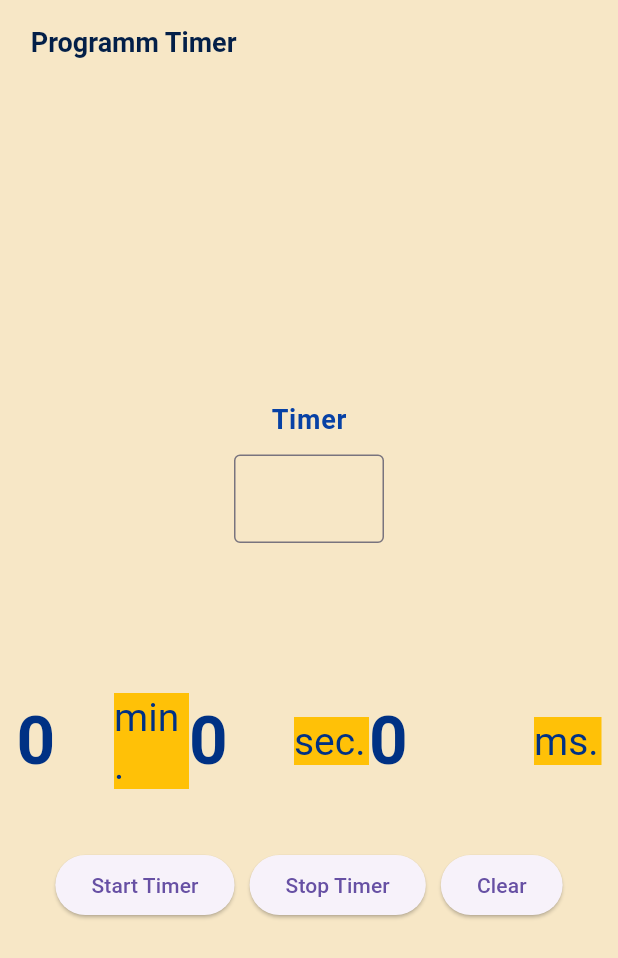
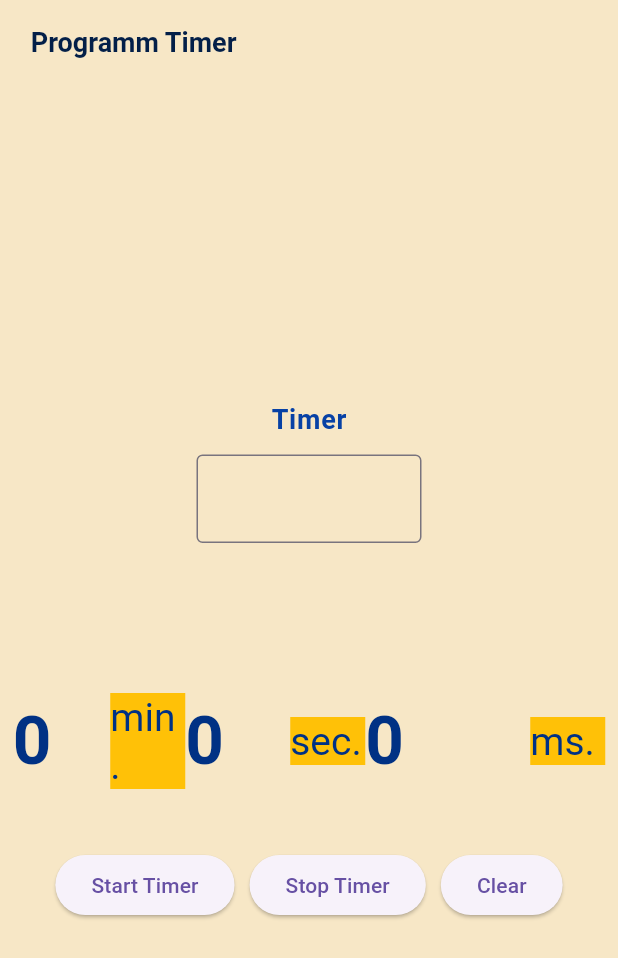
Before and after one commit to komvik/timer_app, a Flutter app: the screen it shows after launch, on a phone screen of 412 x 824 dp. Shown: the top 958 px of the screen. Run offline on Flutter 3.47's test engine with Material 3 defaults, Android fonts, the phone set to English and light mode, and no system bars.

```diff
--- a/lib/feature/screen/general_screen_timer.dart
+++ b/lib/feature/screen/general_screen_timer.dart
@@ -1,4 +1,5 @@
 import 'package:flutter/material.dart';
+import 'package:timer_app/feature/widget/lettering_widget.dart';
 
 class GeneralScreenTimer extends StatefulWidget {
   const GeneralScreenTimer({
@@ -27,6 +28,7 @@ class _GeneralScreenTimerState extends State<GeneralScreenTimer> {
   List<int> _iTimer = [0, 0, 0];
   bool counterStart = true;
 
+// FUTURE ___________________________ runCounter
   void runCounter(int iCounter) async {
     while (counterStart == true) {
       await Future.delayed(const Duration(milliseconds: 1), () => iCounter++);
@@ -45,6 +47,35 @@ class _GeneralScreenTimerState extends State<GeneralScreenTimer> {
           _iTimer[0] = _iMilisec;
           _iTimer[1] = _iSec;
           _iTimer[2] = _iMin;
+        });
+      }
+    }
+  }
+
+// FUTURE ___________________________ runCountDown
+  void runCountdown(int iCounter) async {
+    while (counterStart == true && iCounter >= 0) {
+      if (iCounter <= 0) {
+        counterStart = false;
+        clearCountDown();
+        //  print("STOPP");
+        break;
+      }
+      // print("COUNTER: $iCounter");
+      await Future.delayed(const Duration(milliseconds: 1));
+      iCounter--;
+      decrimentCountDown = iCounter;
+      int miilisekundenRest = iCounter % 1000;
+      int sekundenRest = ((iCounter % 60000) / 1000).floor();
+      int minutenRest = (iCounter / 60000).floor();
+
+      // print("$minutenRest:$sekundenRest:$miilisekundenRest");
+
+      if (counterStart) {
+        setState(() {
+          _iTimer[0] = miilisekundenRest;
+          _iTimer[1] = sekundenRest;
+          _iTimer[2] = minutenRest;
         });
       }
     }
@@ -72,7 +103,7 @@ class _GeneralScreenTimerState extends State<GeneralScreenTimer> {
     });
   }
 
-// __________________________________ Timer Stop
+// FUTURE ___________________________ Timer Stop
   Future<void> stopCounter() async {
     Future.delayed(
         const Duration(milliseconds: 200), () => counterStart = false);
@@ -90,12 +121,6 @@ class _GeneralScreenTimerState extends State<GeneralScreenTimer> {
   }
 
 // __________________________________ CountDown Start
-  // void runCountDown() {
-  //   setState(() {
-  //     inputZeit[1] = "Start Count Down";
-  //   });
-  // }
-
   void startCounDown(int iTimer) {
     setState(() {
       counterStart = true;
@@ -103,35 +128,7 @@ class _GeneralScreenTimerState extends State<GeneralScreenTimer> {
     });
   }
 
-  void runCountdown(int iCounter) async {
-    while (counterStart == true && iCounter >= 0) {
-      if (iCounter <= 0) {
-        counterStart = false;
-        clearCountDown();
-        //  print("STOPP");
-        break;
-      }
-      // print("COUNTER: $iCounter");
-      await Future.delayed(const Duration(milliseconds: 1));
-      iCounter--;
-      decrimentCountDown = iCounter;
-      int miilisekundenRest = iCounter % 1000;
-      int sekundenRest = ((iCounter % 60000) / 1000).floor();
-      int minutenRest = (iCounter / 60000).floor();
-
-      // print("$minutenRest:$sekundenRest:$miilisekundenRest");
-
-      if (counterStart) {
-        setState(() {
-          _iTimer[0] = miilisekundenRest;
-          _iTimer[1] = sekundenRest;
-          _iTimer[2] = minutenRest;
-        });
-      }
-    }
-  }
 // __________________________________ CountDown Stop
-
   void stopCountDown() {
     setState(() {
       stopCounter();
@@ -139,7 +136,6 @@ class _GeneralScreenTimerState extends State<GeneralScreenTimer> {
   }
 
 // __________________________________ CountDown Clear
-
   void clearCountDown() {
     setState(() {
       secController.text = "";
@@ -164,11 +160,8 @@ class _GeneralScreenTimerState extends State<GeneralScreenTimer> {
             style: Theme.of(context).textTheme.bodyLarge,
           ),
           const SizedBox(height: 10),
-          Row(
-            mainAxisAlignment: MainAxisAlignment.center,
-            children: [
           SizedBox(
-                width: 100,
+            width: 150,
             child: TextFormField(
               keyboardType: TextInputType.number,
               controller: secController,
@@ -179,8 +172,6 @@ class _GeneralScreenTimerState extends State<GeneralScreenTimer> {
                 border: OutlineInputBorder(),
               ),
             ),
-              ),
-            ],
           ),
 
           //===========
@@ -200,16 +191,7 @@ class _GeneralScreenTimerState extends State<GeneralScreenTimer> {
                           style: Theme.of(context).textTheme.displayMedium,
                         ),
                       ),
-                      Container(
-                        color: Colors.amber,
-                        child: SizedBox(
-                          width: 50,
-                          child: Text(
-                            "min.",
-                            style: Theme.of(context).textTheme.displaySmall,
-                          ),
-                        ),
-                      ),
+                      const LetteringWidget(chr: "min."),
                       SizedBox(
                         width: 70,
                         child: Text(
@@ -217,16 +199,7 @@ class _GeneralScreenTimerState extends State<GeneralScreenTimer> {
                           style: Theme.of(context).textTheme.displayMedium,
                         ),
                       ),
-                      Container(
-                        color: Colors.amber,
-                        child: SizedBox(
-                          width: 50,
-                          child: Text(
-                            "sec.",
-                            style: Theme.of(context).textTheme.displaySmall,
-                          ),
-                        ),
-                      ),
+                      const LetteringWidget(chr: "sec."),
                       SizedBox(
                         width: 110,
                         child: Text(
@@ -234,16 +207,7 @@ class _GeneralScreenTimerState extends State<GeneralScreenTimer> {
                           style: Theme.of(context).textTheme.displayMedium,
                         ),
                       ),
-                      Container(
-                        color: Colors.amber,
-                        child: SizedBox(
-                          width: 45,
-                          child: Text(
-                            "ms.",
-                            style: Theme.of(context).textTheme.displaySmall,
-                          ),
-                        ),
-                      ),
+                      const LetteringWidget(chr: "ms."),
                     ],
                   ),
                 ],
--- /dev/null
+++ b/lib/feature/widget/lettering_widget.dart
@@ -0,0 +1,20 @@
+import 'package:flutter/material.dart';
+
+class LetteringWidget extends StatelessWidget {
+  const LetteringWidget({super.key, required this.chr});
+
+  final String chr;
+  @override
+  Widget build(BuildContext context) {
+    return Container(
+      color: Colors.amber,
+      child: SizedBox(
+        width: 50,
+        child: Text(
+          chr,
+          style: Theme.of(context).textTheme.displaySmall,
+        ),
+      ),
+    );
+  }
+}
```
Also changed, not shown: lib/feature/logic/variable_declaration.dart (added). Lines whose indentation alone changed are shown as unchanged.
